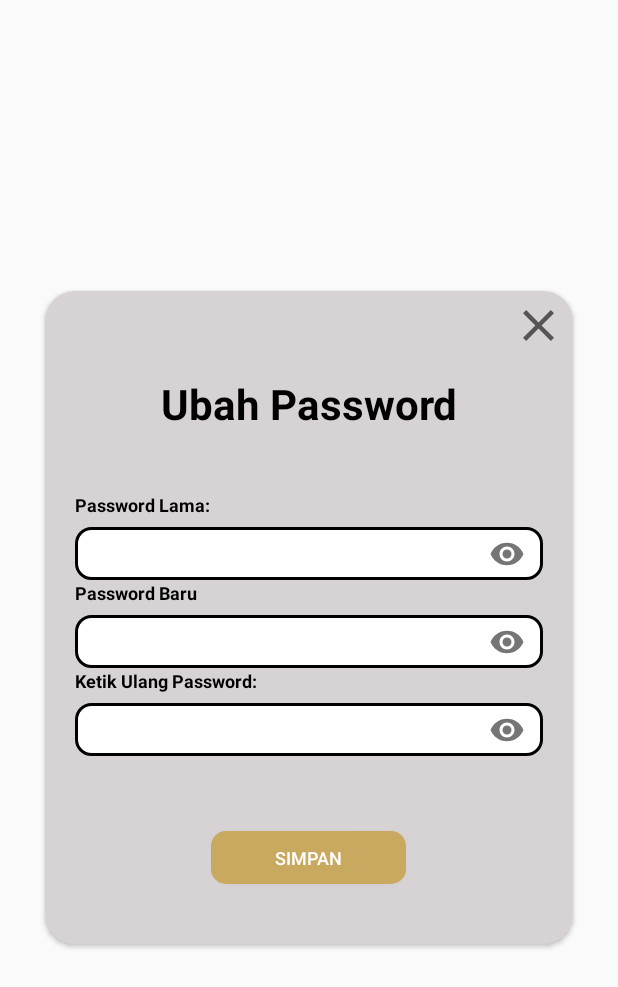
After one commit to octa-vian/Scanner_Greja, an Android app: the layout popup_ganti_pass.xml on its own in the app's theme, with its tools: preview values and no code run, on a phone screen of 412 x 824 dp. The commit adds this screen. Shown: the top 987 px of the screen. Run offline under Robolectric (Android 15) with nearby library versions, the phone set to English and light mode, and no system bars; network calls fail; Roboto replaces fonts that are not available here.

Commit message:
Octavian.origin

```diff
--- a/app/src/main/java/co/id/gmedia/octavian/scannerapkgreja/util/Server.java
+++ b/app/src/main/java/co/id/gmedia/octavian/scannerapkgreja/util/Server.java
@@ -14,6 +14,7 @@ public class Server {
     public final static String URL_LOGIN = BASE_URL + "auth/login_scanner";
     public final static String URL_SCAN = BASE_URL + "ticket/scan";
     public final static String URL_LIST_JADWAL = BASE_URL + "jadwal/list_jadwal_scanner";
+    public final static String URL_CHANGE_PASS = BASE_URL + "auth/change_password_scanner";
 
 
 
--- /dev/null
+++ b/app/src/main/res/drawable/ic_close.xml
@@ -0,0 +1,10 @@
+<vector xmlns:android="http://schemas.android.com/apk/res/android"
+    android:width="24dp"
+    android:height="24dp"
+    android:viewportWidth="24"
+    android:viewportHeight="24"
+    android:tint="?attr/colorControlNormal">
+  <path
+      android:fillColor="@android:color/white"
+      android:pathData="M19,6.41L17.59,5 12,10.59 6.41,5 5,6.41 10.59,12 5,17.59 6.41,19 12,13.41 17.59,19 19,17.59 13.41,12z"/>
+</vector>
--- /dev/null
+++ b/app/src/main/res/layout/popup_ganti_pass.xml
@@ -0,0 +1,147 @@
+<?xml version="1.0" encoding="utf-8"?>
+<RelativeLayout xmlns:android="http://schemas.android.com/apk/res/android"
+    xmlns:app="http://schemas.android.com/apk/res-auto"
+    android:orientation="vertical"
+    android:layout_width="match_parent"
+    android:layout_height="match_parent">
+
+    <androidx.cardview.widget.CardView
+        android:layout_width="match_parent"
+        android:layout_height="wrap_content"
+        app:cardBackgroundColor="@color/custom_dark_gray"
+        app:cardCornerRadius="20dp"
+        android:layout_margin="30dp"
+        android:elevation="20dp"
+        android:layout_centerInParent="true">
+        <LinearLayout
+            android:id="@+id/ln1"
+            android:layout_width="match_parent"
+            android:layout_height="wrap_content"
+            android:orientation="vertical">
+
+            <ImageView
+                android:id="@+id/exit"
+                android:layout_width="35dp"
+                android:layout_height="35dp"
+                android:src="@drawable/ic_close"
+                android:layout_gravity="right"
+                android:layout_margin="5dp"/>
+
+            <TextView
+                android:layout_width="match_parent"
+                android:layout_height="wrap_content"
+                android:layout_marginTop="10dp"
+                android:layout_marginBottom="20dp"
+                android:text="Ubah Password"
+                android:textColor="@color/black"
+                android:gravity="center"
+                android:textSize="28sp"
+                android:textStyle="bold"/>
+
+            <LinearLayout
+                android:layout_width="match_parent"
+                android:layout_height="wrap_content"
+                android:orientation="vertical"
+                android:layout_margin="20dp">
+
+                <TextView
+                    android:layout_width="match_parent"
+                    android:layout_height="wrap_content"
+                    android:text="Password Lama:"
+                    android:textColor="@color/black"
+                    android:textSize="12sp"
+                    android:textStyle="bold"/>
+
+                <com.google.android.material.textfield.TextInputLayout
+                    android:id="@+id/etPasswordLayout"
+                    android:layout_width="match_parent"
+                    android:layout_height="wrap_content"
+                    android:layout_marginTop="-4dp"
+                    app:passwordToggleEnabled="true">
+
+                    <EditText
+                        android:id="@+id/txt_pass_lama"
+                        android:layout_width="match_parent"
+                        android:layout_height="35dp"
+                        android:paddingLeft="10dp"
+                        android:background="@drawable/border_chat_edt"
+                        android:inputType="textPassword"
+                        android:textColor="@color/black"
+                        android:textStyle="bold" />
+
+                </com.google.android.material.textfield.TextInputLayout>
+
+                <TextView
+                    android:textColor="@color/black"
+                    android:layout_width="match_parent"
+                    android:layout_height="wrap_content"
+                    android:text="Password Baru"
+                    android:textSize="12sp"
+                    android:textStyle="bold"/>
+
+                <com.google.android.material.textfield.TextInputLayout
+                    android:id="@+id/etNewPasswordLayout"
+                    android:layout_marginTop="-4dp"
+                    android:layout_width="match_parent"
+                    android:layout_height="wrap_content"
+                    app:passwordToggleEnabled="true">
+
+                <EditText
+                    android:textColor="@color/black"
+                    android:id="@+id/txt_pass"
+                    android:layout_width="match_parent"
+                    android:layout_height="35dp"
+                    android:paddingLeft="@dimen/dp10"
+                    android:background="@drawable/border_chat_edt"
+                    android:inputType="textPassword"
+                    android:textStyle="bold"/>
+
+                </com.google.android.material.textfield.TextInputLayout>
+
+                <TextView
+                    android:textColor="@color/black"
+                    android:layout_width="match_parent"
+                    android:layout_height="wrap_content"
+                    android:text="Ketik Ulang Password:"
+                    android:textSize="12sp"
+                    android:textStyle="bold"/>
+
+                <com.google.android.material.textfield.TextInputLayout
+                    android:id="@+id/etRePasswordLayout"
+                    android:layout_marginTop="-4dp"
+                    android:layout_width="match_parent"
+                    android:layout_height="wrap_content"
+                    app:passwordToggleEnabled="true">
+
+                <EditText
+                    android:textColor="@color/black"
+                    android:id="@+id/txt_ulang_pass"
+                    android:layout_width="match_parent"
+                    android:layout_height="35dp"
+                    android:paddingLeft="@dimen/dp10"
+                    android:background="@drawable/border_chat_edt"
+                    android:inputType="textPassword"
+                    android:textStyle="bold"/>
+
+                </com.google.android.material.textfield.TextInputLayout>
+
+            </LinearLayout>
+
+            <Button
+                android:id="@+id/btn_simpan"
+                android:layout_width="130dp"
+                android:layout_height="35dp"
+                android:textSize="@dimen/sp12"
+                android:layout_marginTop="30dp"
+                android:layout_marginRight="68dp"
+                android:layout_marginLeft="68dp"
+                android:layout_marginBottom="40dp"
+                android:layout_gravity="center"
+                android:text="Simpan"
+                android:textColor="@color/white"
+                android:background="@drawable/btn_login"/>
+
+        </LinearLayout>
+    </androidx.cardview.widget.CardView>
+
+</RelativeLayout>
--- a/thermalbluetoothprinter/src/main/java/com/leonardus/irfan/bluetoothprinter/NotaPrinter.java
+++ b/thermalbluetoothprinter/src/main/java/com/leonardus/irfan/bluetoothprinter/NotaPrinter.java
@@ -85,7 +85,7 @@ public class NotaPrinter extends BluetoothPrinter {
             //outputStream.write(String.format("ID       :  %s\n", transaksi.getId_note()).getBytes());
             outputStream.write(PrintFormatter.ALIGN_CENTER);
 
-            outputStream.write(bb2);
+            outputStream.write(cc);
             //outputStream.write(String.format("%s\n", transaksi.getNo_nota()).getBytes());
             if(header != null){
                 outputStream.write(header);
```
Also changed, not shown: app/src/main/java/co/id/gmedia/octavian/scannerapkgreja/ActivityListJadwal.java (+75 -1 lines), app/src/main/java/co/id/gmedia/octavian/scannerapkgreja/ActivityScanner.java (+13 -3 lines), app/src/main/res/layout/pop_up_profile.xml (+16 -0 lines).
